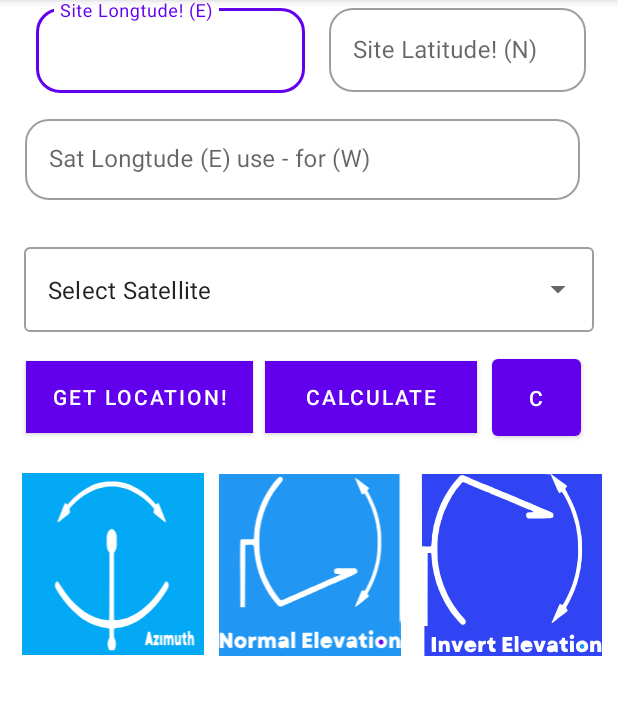
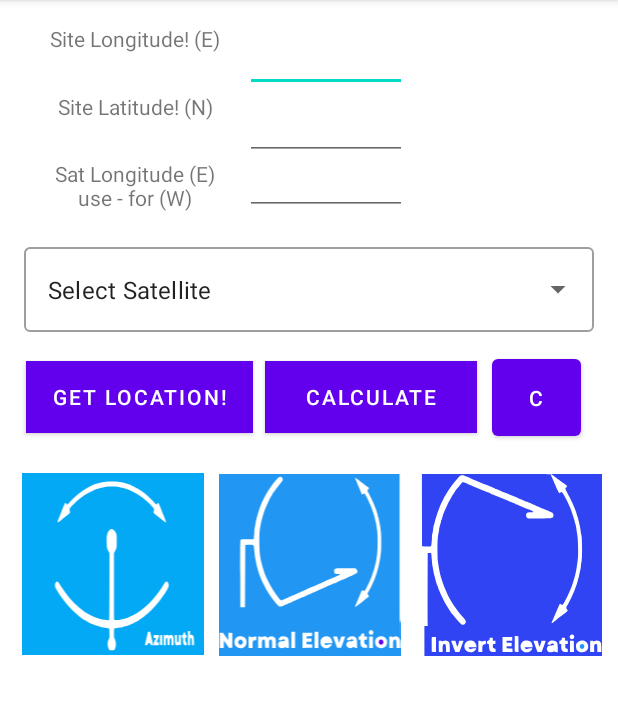
Before and after one commit to Mubarekethio/satellite-pointing-Angle-Calculator, an Android app: the screen it shows after launch (MainActivity), on a phone screen of 412 x 824 dp, the part 84-799 px from its top. Run offline under Robolectric (Android 15) with nearby library versions, the light colour scheme and no system bars.

Commit message:
pointing Calculator

```diff
--- a/app/src/main/java/org/mukee/calculatorapp/pointingcalc_mukee/MainActivity.kt
+++ b/app/src/main/java/org/mukee/calculatorapp/pointingcalc_mukee/MainActivity.kt
@@ -196,20 +196,34 @@ class MainActivity() :AppCompatActivity(),LocationListener, Parcelable {
         val sr52=((sr12.subSequence(fst2, sr12.length)).toString().toDouble())*60
         val long72= String.format("%.1f", sr52)+"''"
         //println(sr02+sr03+lt72)
-        loMin= long02+ long03 +long72
+        loMin= buildString {
+        append(long02)
+        append(" ")
+        append(long03)
+        append(" ")
+        append(long72)
+        append(" ")
+    }
 
 
         val fst= tvGlat!!.indexOf(".")
         val lat0= (tvGlat!!.subSequence(0,fst)).toString()+'°'
         val sr1=(((tvGlat!!.subSequence(fst, tvGlat!!.length)).toString().toDouble())*60).toString()
-        val fst3= sr12.indexOf(".")
+        val fst3= sr1.indexOf(".")
         val lat10=(sr1.subSequence(0,fst3)).toString()+"'"
         // println(sr10)
         val sr5=((sr1.subSequence(fst3, sr1.length)).toString().toDouble())*60
         val lat7= String.format("%.1f", sr5)+"''"
         //println(lt7)
         //println(sr0+sr10+lt7)
-        laMin= lat0+lat10+lat7
+        laMin= buildString {
+        append(lat0)
+        append(" ")
+        append(lat10)
+        append(" ")
+        append(lat7)
+        append(" ")
+    }
 
 
 
@@ -218,21 +232,13 @@ class MainActivity() :AppCompatActivity(),LocationListener, Parcelable {
             input1.setText(buildString {
         append(location.longitude.toString())
     })
-            longM.text = buildString {
-                append(long02)
-                append(long03)
-                append(long72)
-            }
+            longM.text = loMin
             //input1.setText(location.longitude.toString() +"("+ sr02 + sr03 + lt72+")")
             input2.setText(buildString {
         append(location.latitude.toString())
     })
+            latM.text = laMin
 
-            latM.text = buildString {
-                append(lat0)
-                append(lat10)
-                append(lat7)
-            }
             "Get Location".also { button.text = it }
         }//else{
             //input1.setText(tvGlog)
--- a/app/src/main/res/layout/activity_main.xml
+++ b/app/src/main/res/layout/activity_main.xml
@@ -10,91 +10,120 @@
         android:id="@+id/relativeLayout"
         android:layout_width="match_parent"
         android:layout_height="143dp"
+        android:paddingStart="16dp"
         android:paddingLeft="16dp"
-        android:paddingRight="16dp"
+        android:paddingEnd="16dp"
+        android:paddingRight="56dp"
+        android:paddingTop="16dp"
         app:layout_constraintTop_toTopOf="parent"
-        tools:ignore="MissingConstraints"
-        android:paddingEnd="16dp"
-        android:paddingStart="16dp">
+        tools:ignore="MissingConstraints">
 
-        <com.google.android.material.textfield.TextInputLayout
-            android:id="@+id/filledTextField"
-            style="@style/Widget.MaterialComponents.TextInputLayout.OutlinedBox"
-            android:layout_width="179dp"
-            android:layout_height="62dp"
+        <RelativeLayout
+            android:id="@+id/relativeIn1"
+            android:layout_width="377dp"
+            android:layout_height="wrap_content"
             android:layout_alignParentStart="true"
+            android:layout_alignParentTop="true"
+            android:layout_alignParentEnd="true"
             android:layout_marginStart="8dp"
-            android:hint="@string/site_longtude_e"
-            android:inputType="numberDecimal"
-            app:layout_constraintBottom_toBottomOf="parent"
-            app:layout_constraintEnd_toEndOf="parent"
-            app:layout_constraintHorizontal_bias="0.947"
-            app:layout_constraintStart_toStartOf="parent"
-            app:layout_constraintTop_toTopOf="parent"
-            app:layout_constraintVertical_bias="0.058"
-            app:shapeAppearance="@style/Rounded">
+            android:layout_marginTop="0dp"
+            android:layout_marginEnd="8dp">
 
-            <!--this is the actual edit text which takes the input-->
-            <com.google.android.material.textfield.TextInputEditText
+            <TextView
+                android:id="@+id/input1Des"
+                android:layout_width="132dp"
+                android:layout_height="35dp"
+                android:text="@string/site_longitude_e"
+                app:shapeAppearance="@style/Rounded"
+                android:textAlignment="center"/>
+
+            <EditText
                 android:id="@+id/input1"
-                android:layout_width="match_parent"
-                android:layout_height="wrap_content" />
-        </com.google.android.material.textfield.TextInputLayout>
-
-        <com.google.android.material.textfield.TextInputLayout
-            android:id="@+id/filledTextField2"
-            style="@style/Widget.MaterialComponents.TextInputLayout.OutlinedBox"
-            android:layout_width="17dp"
-            android:layout_height="62dp"
-            android:layout_alignParentEnd="true"
-            android:layout_marginStart="16dp"
-            android:layout_marginEnd="5dp"
-            android:layout_toEndOf="@+id/filledTextField"
-            android:hint="@string/site_latitude_n"
-            android:inputType="numberDecimal"
-            app:layout_constraintBottom_toBottomOf="parent"
-            app:layout_constraintEnd_toEndOf="parent"
-            app:layout_constraintHorizontal_bias="0.034"
-            app:layout_constraintStart_toStartOf="parent"
-            app:layout_constraintTop_toTopOf="parent"
-            app:layout_constraintVertical_bias="0.058"
-            app:shapeAppearance="@style/Rounded">
-
-            <!--this is the actual edit text which takes the input-->
-            <com.google.android.material.textfield.TextInputEditText
-                android:id="@+id/input2"
-                android:layout_width="match_parent"
-                android:layout_height="56dp" />
-
-        </com.google.android.material.textfield.TextInputLayout>
-
-        <com.google.android.material.textfield.TextInputLayout
-            android:id="@+id/filledTextField3"
-            style="@style/Widget.MaterialComponents.TextInputLayout.OutlinedBox"
-            android:layout_width="370dp"
-            android:layout_height="61dp"
-            android:layout_below="@+id/filledTextField"
-            android:layout_alignParentEnd="true"
-            android:layout_alignParentBottom="true"
-            android:layout_marginTop="12dp"
-            android:layout_marginEnd="9dp"
-            android:layout_marginBottom="8dp"
-            android:hint="@string/sat_longtude_e_nuse_for_w"
-            android:inputType="numberSigned"
-            app:layout_constraintEnd_toEndOf="parent"
-            app:layout_constraintStart_toStartOf="parent"
-            app:layout_constraintTop_toBottomOf="@+id/filledTextField2"
-            app:layout_constraintVertical_bias="0.143"
-            app:shapeAppearance="@style/Rounded">
-
-            <!--this is the actual edit text which takes the input-->
-            <com.google.android.material.textfield.TextInputEditText
-                android:id="@+id/input3"
-                android:layout_width="match_parent"
-                android:layout_height="54dp"
+                android:layout_width="108dp"
+                android:layout_height="wrap_content"
+                android:layout_marginStart="7dp"
+                android:layout_toEndOf="@+id/input1Des"
                 app:shapeAppearance="@style/Rounded" />
 
-        </com.google.android.material.textfield.TextInputLayout>
+            <TextView
+                android:id="@+id/longMin"
+                android:layout_width="96dp"
+                android:layout_height="33dp"
+                android:layout_alignParentTop="true"
+                android:layout_marginStart="21dp"
+                android:layout_marginTop="14dp"
+                android:layout_toEndOf="@+id/input1"
+                app:shapeAppearance="@style/Rounded" />
+        </RelativeLayout>
+
+        <RelativeLayout
+            android:id="@+id/relativeIn2"
+            android:layout_width="377dp"
+            android:layout_height="wrap_content"
+            android:layout_alignParentStart="true"
+            android:layout_alignParentTop="true"
+            android:layout_toEndOf="@+id/relativeIn1"
+            android:layout_alignParentEnd="true"
+            android:layout_marginStart="8dp"
+            android:layout_marginTop="45dp"
+            android:layout_marginEnd="8dp">
+
+            <TextView
+                android:id="@+id/input2Des"
+                android:layout_width="132dp"
+                android:layout_height="35dp"
+                android:text="@string/site_latitude_n"
+                app:shapeAppearance="@style/Rounded"
+                android:textAlignment="center"/>
+
+            <EditText
+                android:id="@+id/input2"
+                android:layout_width="108dp"
+                android:layout_height="wrap_content"
+                android:layout_marginStart="7dp"
+                android:layout_toEndOf="@+id/input2Des"
+                app:shapeAppearance="@style/Rounded" />
+
+            <TextView
+                android:id="@+id/latMin"
+                android:layout_width="104dp"
+                android:layout_height="31dp"
+                android:layout_alignParentTop="true"
+                android:layout_marginStart="4dp"
+                android:layout_marginTop="14dp"
+                android:layout_toEndOf="@+id/input2"
+                app:shapeAppearance="@style/Rounded" />
+        </RelativeLayout>
+        <RelativeLayout
+            android:id="@+id/relativeIn3"
+            android:layout_width="377dp"
+            android:layout_height="wrap_content"
+            android:layout_alignParentStart="true"
+            android:layout_alignParentTop="true"
+            android:layout_alignParentEnd="true"
+            android:layout_marginStart="8dp"
+            android:layout_marginTop="90dp"
+            android:layout_marginEnd="8dp">
+
+            <TextView
+                android:id="@+id/input3Des"
+                android:layout_width="132dp"
+                android:layout_height="35dp"
+                android:text="@string/sat_longtude_e_nuse_for_w"
+                app:shapeAppearance="@style/Rounded"
+                android:textAlignment="center"/>
+
+            <EditText
+                android:id="@+id/input3"
+                android:layout_width="108dp"
+                android:layout_height="wrap_content"
+                android:layout_marginStart="7dp"
+                android:layout_toEndOf="@+id/input3Des"
+                app:shapeAppearance="@style/Rounded" />
+
+
+        </RelativeLayout>
+
 
     </RelativeLayout>
 
@@ -104,7 +133,6 @@
         android:layout_width="match_parent"
         android:layout_height="wrap_content"
         android:layout_margin="16dp"
-
         app:layout_constraintEnd_toEndOf="parent"
         app:layout_constraintLeft_toLeftOf="parent"
         app:layout_constraintRight_toRightOf="parent"
@@ -269,27 +297,7 @@
     </RelativeLayout>
 
 
-    <TextView
-        android:id="@+id/longMin"
-        android:layout_width="174dp"
-        android:layout_height="51dp"
-        android:layout_marginStart="16dp"
-        android:layout_marginTop="16dp"
-        app:layout_constraintStart_toStartOf="parent"
-        app:layout_constraintTop_toBottomOf="@+id/relativeIm"
-        tools:ignore="MissingConstraints"></TextView>
 
-    <TextView
-        android:id="@+id/latMin"
-        android:layout_width="174dp"
-        android:layout_height="51dp"
-        android:layout_marginTop="16dp"
-        android:layout_marginEnd="32dp"
-        app:layout_constraintEnd_toEndOf="parent"
-        app:layout_constraintTop_toBottomOf="@+id/relativeIm"
-        tools:ignore="MissingConstraints">
-
-    </TextView>
 
 
 </androidx.constraintlayout.widget.ConstraintLayout>
--- a/app/src/main/res/values/strings.xml
+++ b/app/src/main/res/values/strings.xml
@@ -2,9 +2,9 @@
     <string name="app_name">pointingCalc-Mukee</string>
     <string name="select_satellite">Select Satellite</string>
     <string name="selected_item">Selected item:</string>
-    <string name="site_longtude_e">Site Longtude! (E)</string>
+    <string name="site_longitude_e">Site Longitude! (E)</string>
     <string name="site_latitude_n">Site Latitude! (N)</string>
-    <string name="sat_longtude_e_nuse_for_w">Sat Longtude (E) use - for (W)</string>
+    <string name="sat_longtude_e_nuse_for_w">Sat Longitude (E) use - for (W)</string>
     <string name="calculate">Calculate</string>
     <string name="c">C</string>
     <string name="angle">-%1$s</string>
```
